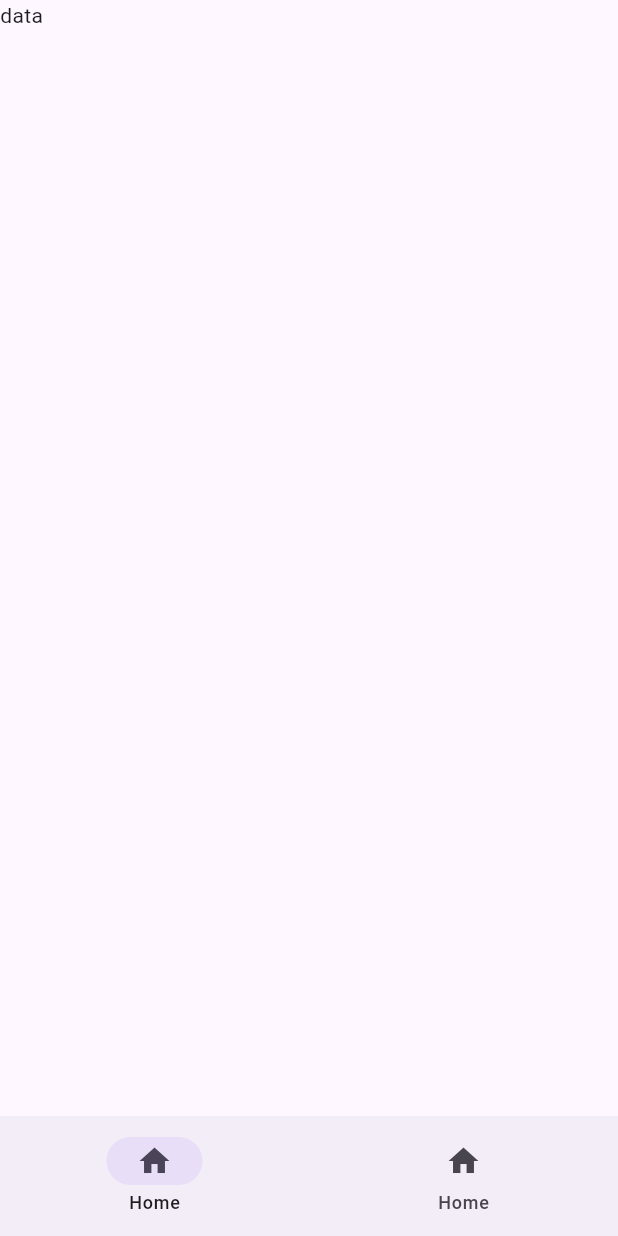
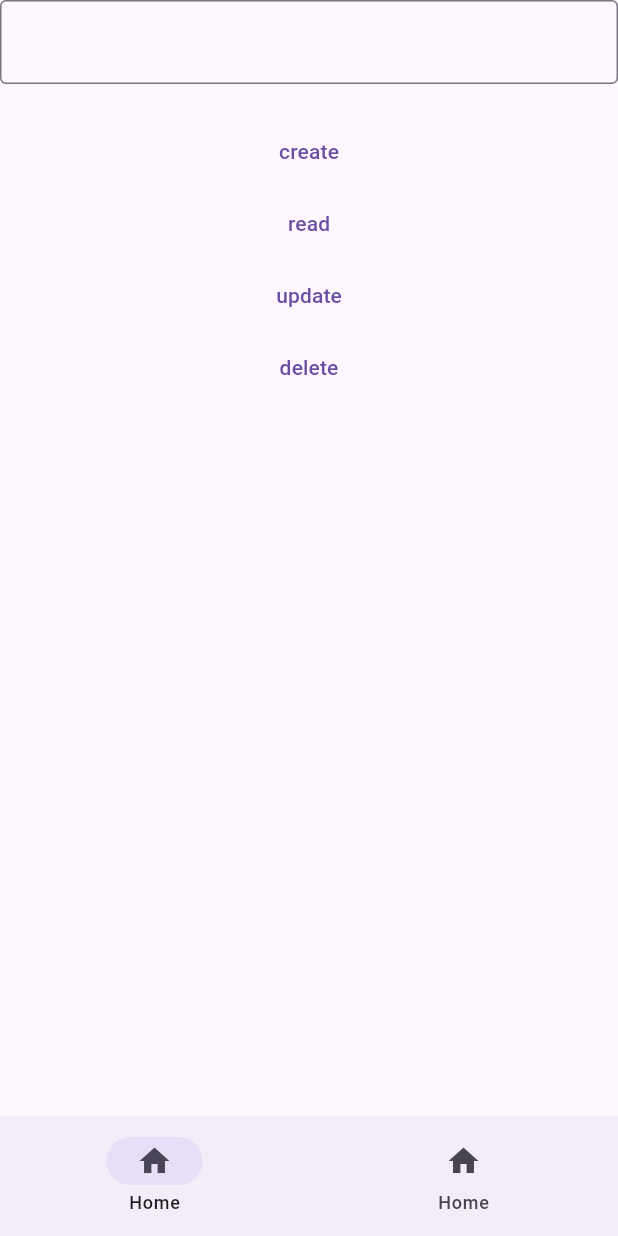
Before and after one commit to iamsaeedbm/jibeto, a Flutter app: the screen it shows after launch, on a phone screen of 412 x 824 dp. Run offline on Flutter 3.47's test engine with Material 3 defaults, Android fonts, the phone set to English and light mode, and no system bars.

Commit message:
start make crud

```diff
--- a/analysis_options.yaml
+++ b/analysis_options.yaml
@@ -7,7 +7,7 @@
 
 # The following line activates a set of recommended lints for Flutter apps,
 # packages, and plugins designed to encourage good coding practices.
-include: package:flutter_lints/flutter.yaml
+# include: package:flutter_lints/flutter.yaml
 
 linter:
   # The lint rules applied to this project can be customized in the
--- a/lib/pages/home_page.dart
+++ b/lib/pages/home_page.dart
@@ -11,12 +11,19 @@ class HomePage extends StatefulWidget {
 class _HomePageState extends State<HomePage> {
   @override
   Widget build(BuildContext context) {
-    return const Scaffold(
+    return Scaffold(
       bottomNavigationBar: CustomNavBar(),
       body: SafeArea(
           child: Column(
         children: [
-          Text('data'),
+          TextField(
+            decoration: InputDecoration(border: OutlineInputBorder()),
+          ),
+          Text(''),
+          TextButton(onPressed: () {}, child: Text('create')),
+          TextButton(onPressed: () {}, child: Text('read')),
+          TextButton(onPressed: () {}, child: Text('update')),
+          TextButton(onPressed: () {}, child: Text('delete')),
         ],
       )),
     );
--- a/pubspec.yaml
+++ b/pubspec.yaml
@@ -45,7 +45,7 @@ dev_dependencies:
   # activated in the `analysis_options.yaml` file located at the root of your
   # package. See that file for information about deactivating specific lint
   # rules and activating additional ones.
-  flutter_lints: ^4.0.0
+  # flutter_lints: ^4.0.0
 
 # For information on the generic Dart part of this file, see the
 # following page: https://dart.dev/tools/pub/pubspec
```
Also changed, not shown: pubspec.lock.
